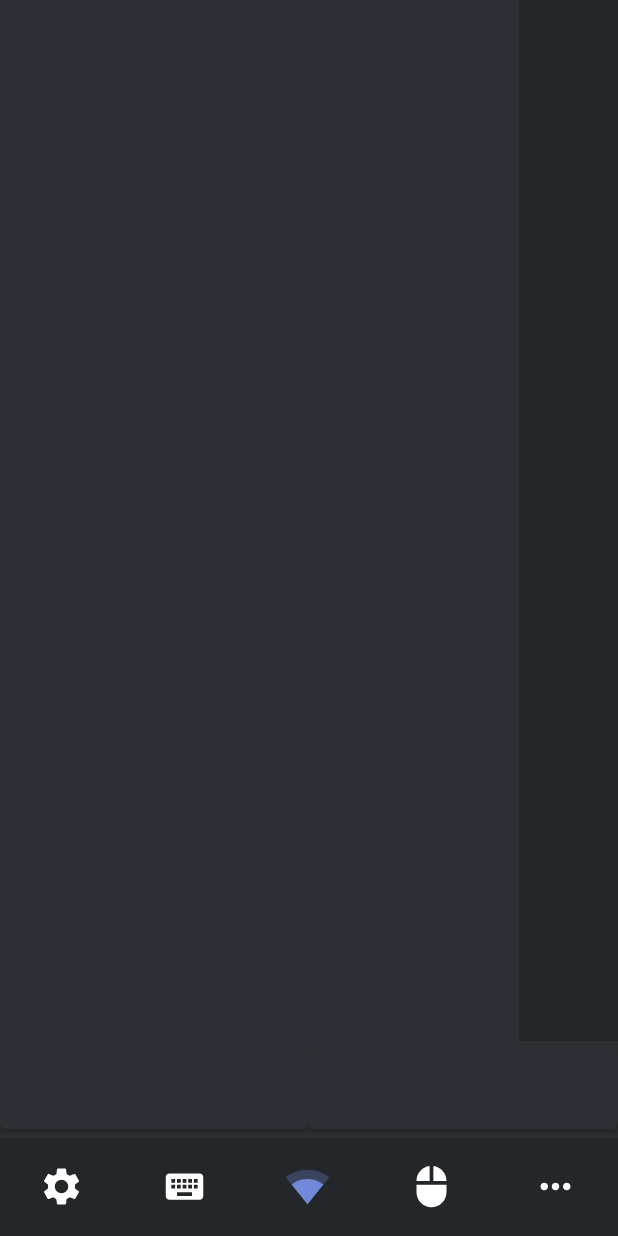
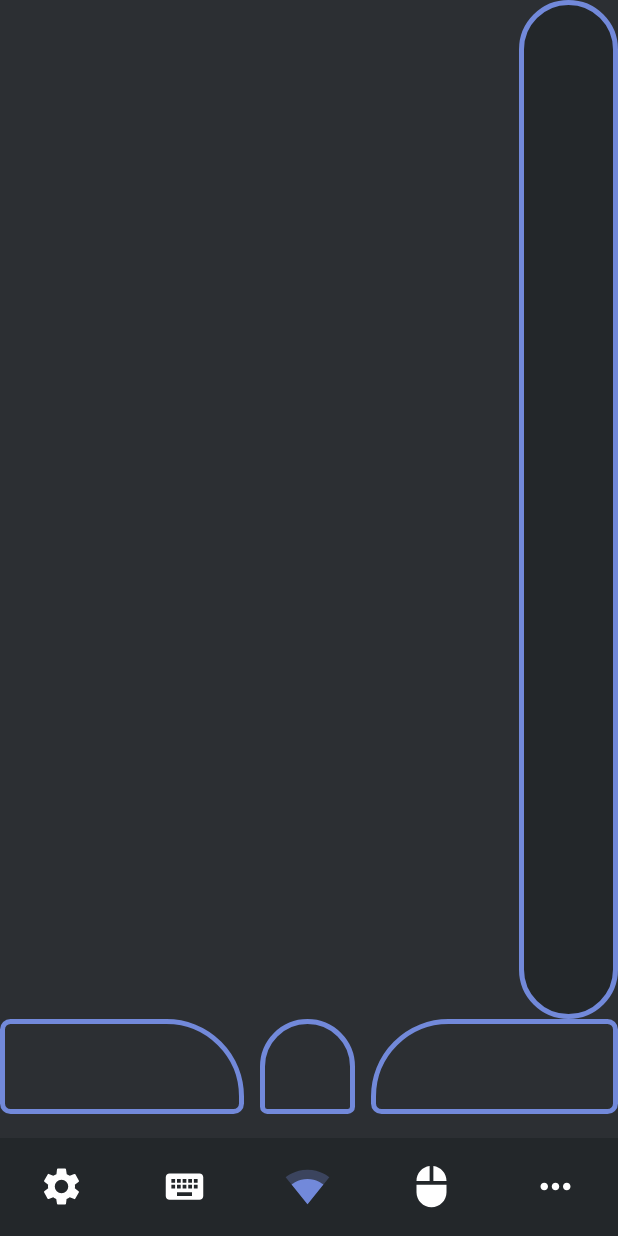
Before and after one commit to hoenchioma/hotkey-client, an Android app: the fragment MouseFragment placed in its activity, on a phone screen of 412 x 824 dp. Run offline under Robolectric (Android 15) with nearby library versions, the phone set to English and light mode, and no system bars; 1 statement that could not run was skipped.

Commit message:
Mouse UI updated

```diff
--- a/app/src/main/java/com/rfw/hotkey/ui/mouse/MouseFragment.java
+++ b/app/src/main/java/com/rfw/hotkey/ui/mouse/MouseFragment.java
@@ -8,6 +8,7 @@ import android.view.MotionEvent;
 import android.view.View;
 import android.view.ViewGroup;
 import android.widget.Button;
+import android.widget.ImageButton;
 import android.widget.TextView;
 
 import androidx.fragment.app.Fragment;
@@ -42,8 +43,9 @@ public class MouseFragment extends Fragment {
         View v = inflater.inflate(R.layout.fragment_mouse, container, false);
         TextView touchpad = (TextView) v.findViewById(R.id.touchpadID);
         TextView scroll = (TextView) v.findViewById(R.id.scrollID);
-        Button leftClick = (Button) v.findViewById(R.id.leftClickID);
-        Button rightClick = (Button) v.findViewById(R.id.rightClickID);
+        ImageButton leftClick = (ImageButton) v.findViewById(R.id.leftClickID);
+        ImageButton rightClick = (ImageButton) v.findViewById(R.id.rightClickID);
+        ImageButton scrollButton = (ImageButton) v.findViewById(R.id.scrollbuttonClickID);
 
         touchpad.setOnClickListener(new View.OnClickListener() {
             @Override
@@ -55,6 +57,7 @@ public class MouseFragment extends Fragment {
                 }
             }
         });
+
 
         touchpad.setOnTouchListener(new View.OnTouchListener() {
             @Override
@@ -156,7 +159,16 @@ public class MouseFragment extends Fragment {
                 }
             }
         });
-
+        scrollButton.setOnClickListener(new View.OnClickListener() {
+            @Override
+            public void onClick(View view) {
+                try {
+                    sendMessageToServer("ScrollClick", 0, 0);
+                } catch (JSONException e) {
+                    e.printStackTrace();
+                }
+            }
+        });
         leftClick.setOnLongClickListener(new View.OnLongClickListener() {
             @Override
             public boolean onLongClick(View view) {
--- /dev/null
+++ b/app/src/main/res/drawable/bg_round.xml
@@ -0,0 +1,10 @@
+<shape xmlns:android="http://schemas.android.com/apk/res/android">
+    <stroke
+        android:width="3dp"
+        android:color="@color/colorAccent" />
+
+    <solid android:color="@color/colorPrimaryDark" />
+
+    <corners
+        android:radius="50dp" />
+</shape>
--- /dev/null
+++ b/app/src/main/res/drawable/bg_round_top_corner.xml
@@ -0,0 +1,12 @@
+<shape xmlns:android="http://schemas.android.com/apk/res/android">
+    <stroke
+        android:width="3dp"
+        android:color="@color/colorAccent" />
+
+
+
+    <corners
+        android:radius="5dp"
+        android:topLeftRadius="50dp"
+        android:topRightRadius="50dp" />
+</shape>
--- /dev/null
+++ b/app/src/main/res/drawable/bg_round_upper_left_corner.xml
@@ -0,0 +1,11 @@
+<shape xmlns:android="http://schemas.android.com/apk/res/android">
+    <stroke
+        android:width="3dp"
+        android:color="@color/colorAccent" />
+
+
+
+    <corners
+        android:radius="5dp"
+        android:topLeftRadius="50dp" />
+</shape>
--- /dev/null
+++ b/app/src/main/res/drawable/bg_round_upper_right_corner.xml
@@ -0,0 +1,11 @@
+<shape xmlns:android="http://schemas.android.com/apk/res/android">
+    <stroke
+        android:width="3dp"
+        android:color="@color/colorAccent" />
+
+    <!--<solid android:color="@color/colorPrimaryDark" />-->
+
+    <corners
+        android:radius="5dp"
+        android:topRightRadius="50dp" />
+</shape>
--- a/app/src/main/res/layout/fragment_mouse.xml
+++ b/app/src/main/res/layout/fragment_mouse.xml
@@ -37,7 +37,7 @@
                 android:layout_alignParentTop="true"
                 android:layout_alignParentRight="true"
                 android:layout_weight="1"
-                android:background="@color/colorPrimaryDark"
+                android:background="@drawable/bg_round"
                 android:clickable="true"
                 android:paddingLeft="25dp"
                 android:paddingBottom="25dp" />
@@ -46,25 +46,47 @@
         <LinearLayout
             android:layout_width="match_parent"
             android:layout_height="wrap_content"
-            android:layout_weight="1"
+            android:layout_weight="4"
+            android:weightSum="10"
             android:orientation="horizontal">
 
-            <Button
+            <ImageButton
                 android:id="@+id/leftClickID"
                 android:layout_width="wrap_content"
                 android:layout_height="match_parent"
-                android:layout_weight="1"
-                android:paddingRight="25dp"
+                android:src="@drawable/bg_round_upper_right_corner"
+                android:background="?attr/selectableItemBackgroundBorderless"
+                android:layout_weight="4.5"
                 app:iconPadding="25dp" />
+                <Space
+                    android:layout_width="wrap_content"
+                    android:layout_height="wrap_content"
+                    android:layout_weight="0.3" />
 
-            <Button
+            <ImageButton
+                android:id="@+id/scrollbuttonClickID"
+                android:layout_width="49dp"
+                android:src="@drawable/bg_round_top_corner"
+                android:background="?attr/selectableItemBackgroundBorderless"
+                android:layout_height="match_parent"
+                android:layout_weight="0.4" />
+            <Space
+                android:layout_width="wrap_content"
+                android:layout_height="wrap_content"
+                android:layout_weight="0.3"/>
+            <ImageButton
                 android:id="@+id/rightClickID"
                 android:layout_width="wrap_content"
                 android:layout_height="match_parent"
-                android:layout_weight="1"
-                android:paddingLeft="25dp"
-                app:iconPadding="25dp" />
+                android:text="right"
+                android:src="@drawable/bg_round_upper_left_corner"
+                android:background="?attr/selectableItemBackgroundBorderless"
+                android:layout_weight="4.5"/>
         </LinearLayout>
+        <Space
+            android:layout_width="wrap_content"
+            android:layout_height="wrap_content"
+            android:layout_weight="1"/>
     </LinearLayout>
 
 </FrameLayout>
```
